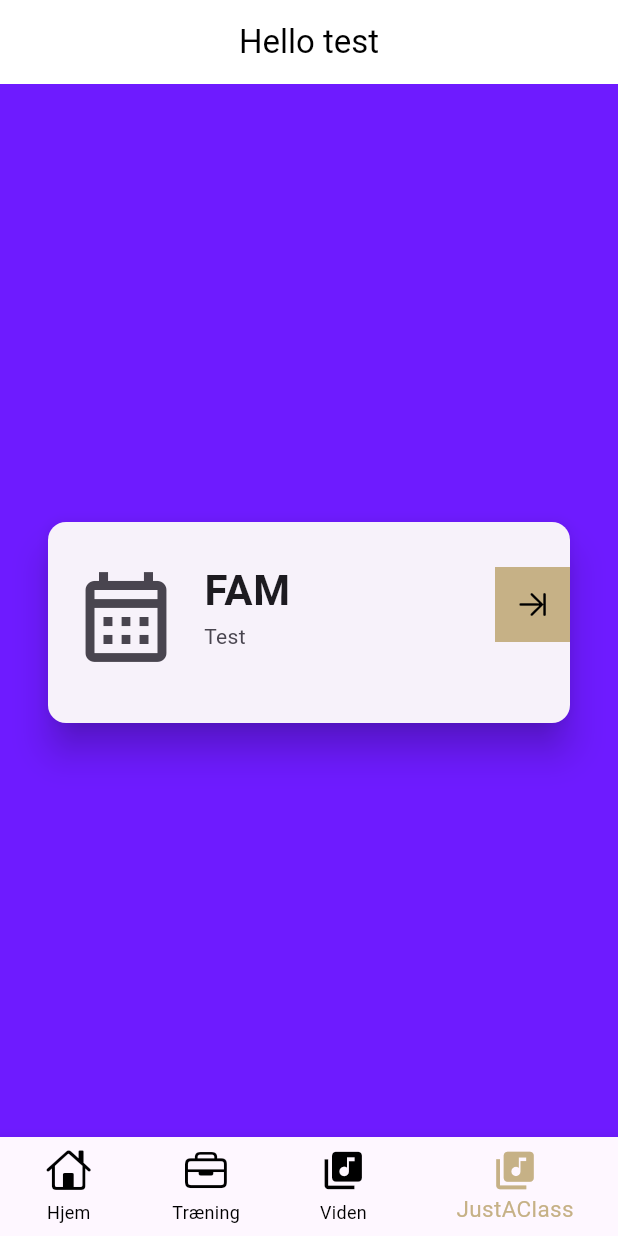
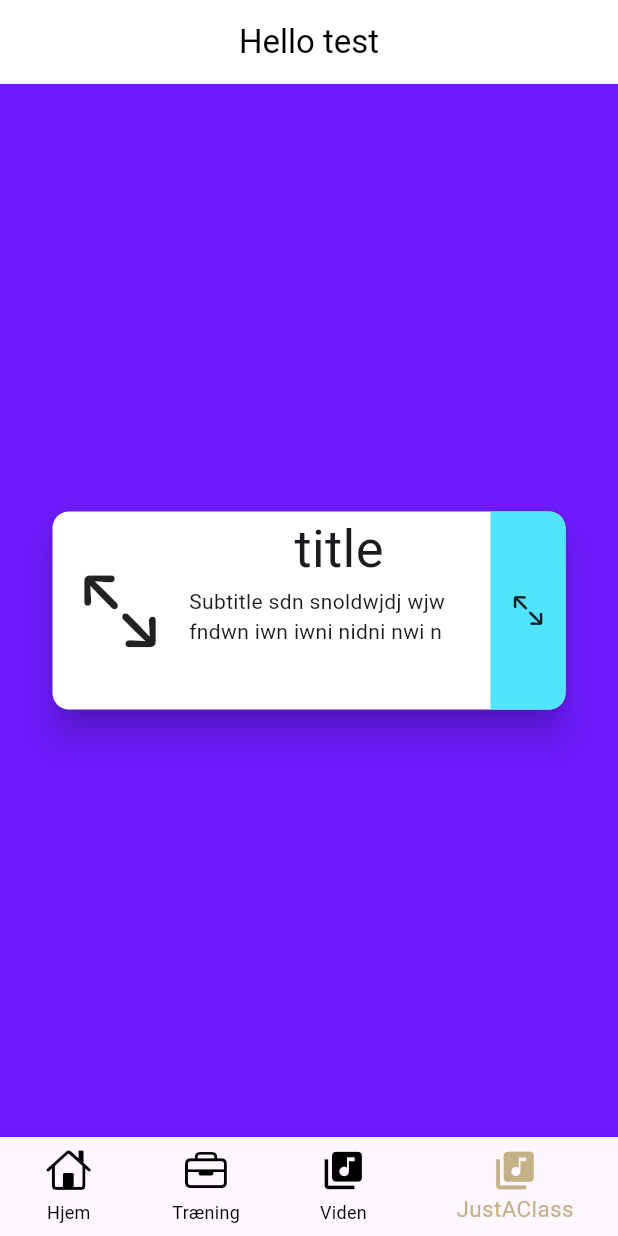
Before and after one commit to sebab1/CompassionApp, a Flutter app: the screen it shows after launch, item 4 of the bottom bar chosen, on a phone screen of 412 x 824 dp. Run offline on Flutter 3.47's test engine with Material 3 defaults, Android fonts, the light colour scheme and no system bars; our stand-ins replace audioplayers, fl_chart, table_calendar.

Commit message:
Started work on custom bigCard

```diff
--- a/lib/Presentation/Components/Card.dart
+++ b/lib/Presentation/Components/Card.dart
@@ -26,38 +26,71 @@ class _CardWidgetState extends State<CardWidget> {
 
   @override
   Widget build(BuildContext context) {
+    double totalHeight = 140; // Set the total height of the card
+    double totalWidth = 350; // Set the height of the leading section
+
     return Container(
-      width: 400, // Set the width of the card
-      height: 150, // Set the height of the card
+      height: totalHeight,
+      width: totalWidth,
+
       child: Card(
-        margin: EdgeInsets.fromLTRB(26, 16, 26, 0),
+        shape: RoundedRectangleBorder(
+          borderRadius: BorderRadius.circular(11.0),
+        ),
         elevation: 10,
-        child: ListTile(
-          contentPadding: EdgeInsets.fromLTRB(16, 16, 0, 10),
-          leading: Icon(Icons.calendar_month_outlined, size: 72.0),
-          title: Text(
-            'FAM',
-            style: TextStyle(fontSize: 28, fontWeight: FontWeight.bold),
+        color: Constants.kWhiteColor,
+        child: Row(mainAxisAlignment: MainAxisAlignment.spaceBetween,
+          crossAxisAlignment: CrossAxisAlignment.stretch,
+          children: [
+          Container(
+            width: 50,
+            margin: EdgeInsets.fromLTRB(20, 0, 20, 0),
+            child: Icon(CupertinoIcons.arrow_up_left_arrow_down_right, size: 60,),
           ),
-          subtitle: Text(
-            "Test",
-          ),
-          trailing: Container(
-            height: 50,
-            width: 50,
-            color: Constants.sduGoldColor,
-            padding: EdgeInsets.zero,
-            child: Icon(
-              CupertinoIcons.arrow_right_to_line,
-              color: Constants.kBlackColor,
+          Container(
+            //padding: EdgeInsets.fromLTRB(30, 0, 0, 0),
+            //margin: EdgeInsets.fromLTRB(0, 0, 0, 0),
+            //margin: EdgeInsets.fromLTRB(0, 0, 0, 0),
+            child: Align(
+              //alignment: Alignment.center,
+              child: Container(
+                //padding: EdgeInsets.fromLTRB(10, 0, 0, 0),
+                child: Column(
+                  //mainAxisAlignment: MainAxisAlignment.center,
+                  //crossAxisAlignment: CrossAxisAlignment.center,
+                  children: [
+                    Container(
+                        child: Text("title",
+                          style: TextStyle(fontSize: 35),
+                          textAlign: TextAlign.left,)
+                    ),
+                    Container(
+                      width: 200,
+                      child: Text("Subtitle sdn snoldwjdj wjw fndwn iwn iwni nidni nwi n",
+                        textAlign: TextAlign.left,
+                        overflow: TextOverflow.ellipsis,
+                        maxLines: 3,
+                      ),
+                    ),
+                  ],
+                ),
+              )
             ),
           ),
-
-          onTap: () {
-            // Handle onTap event
-          },
+          Container(
+            width: 50,
+            child: Icon(CupertinoIcons.arrow_up_left_arrow_down_right),
+            decoration: BoxDecoration(
+              color: Constants.kCyanColor,
+              borderRadius: BorderRadius.only(
+                topRight: Radius.circular(11.0),
+                bottomRight: Radius.circular(11.0),
+              ),
+            ),
+          )
+        ],
         ),
-      ),
+      )
     );
   }
 }
```
